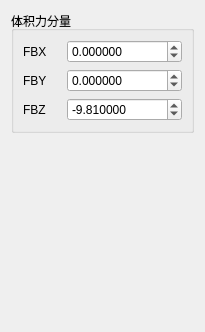
Old version of the form plugins/Base_PhysicalField/BodyForcePage.ui in the repository asd977/base_cae.
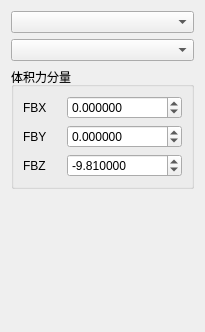
New version of the form.

Commit message: Add dim/group dropdown selectors across physical-field load pages

```diff
--- a/plugins/Base_PhysicalField/BodyForcePage.ui
+++ b/plugins/Base_PhysicalField/BodyForcePage.ui
@@ -14,6 +14,12 @@
    <string>体积力荷载</string>
   </property>
   <layout class="QVBoxLayout" name="verticalLayout">
+   <item>
+    <widget class="QComboBox" name="comboBoxDim"/>
+   </item>
+   <item>
+    <widget class="QComboBox" name="comboBoxGroup"/>
+   </item>
    <item>
     <widget class="QGroupBox" name="groupBox">
      <property name="title">
```
The commit also changes 26 other files.
